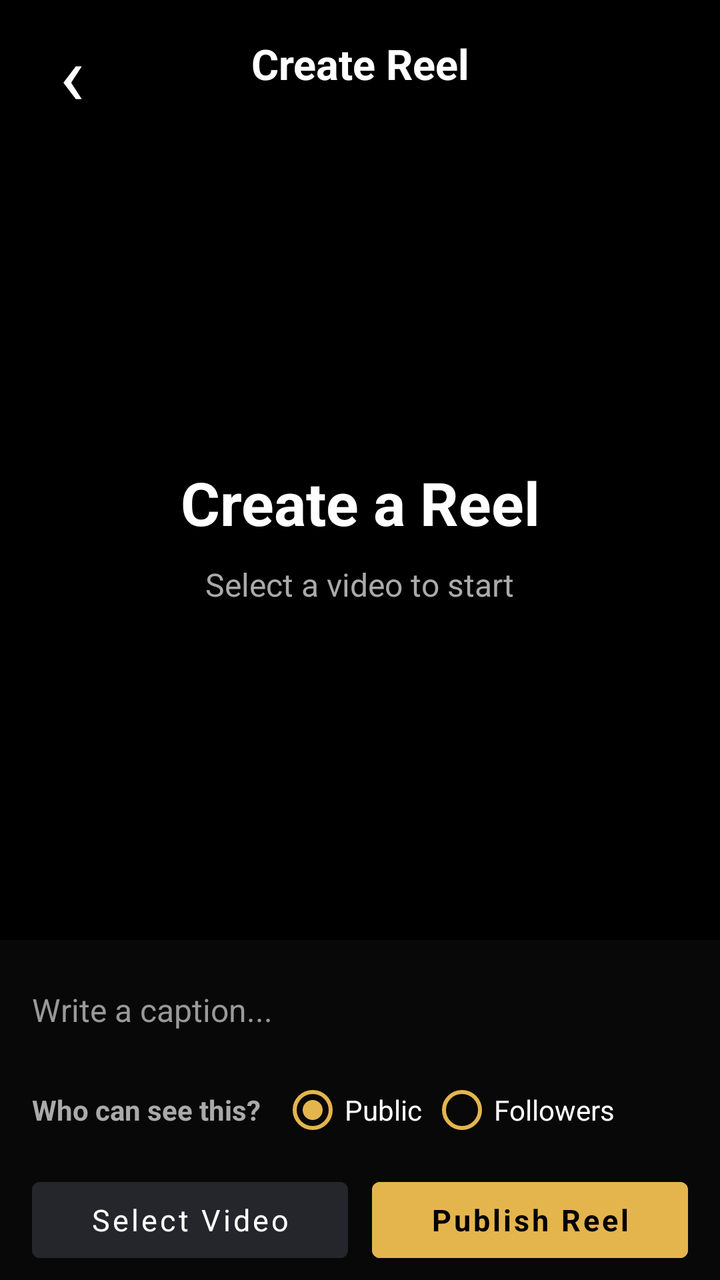
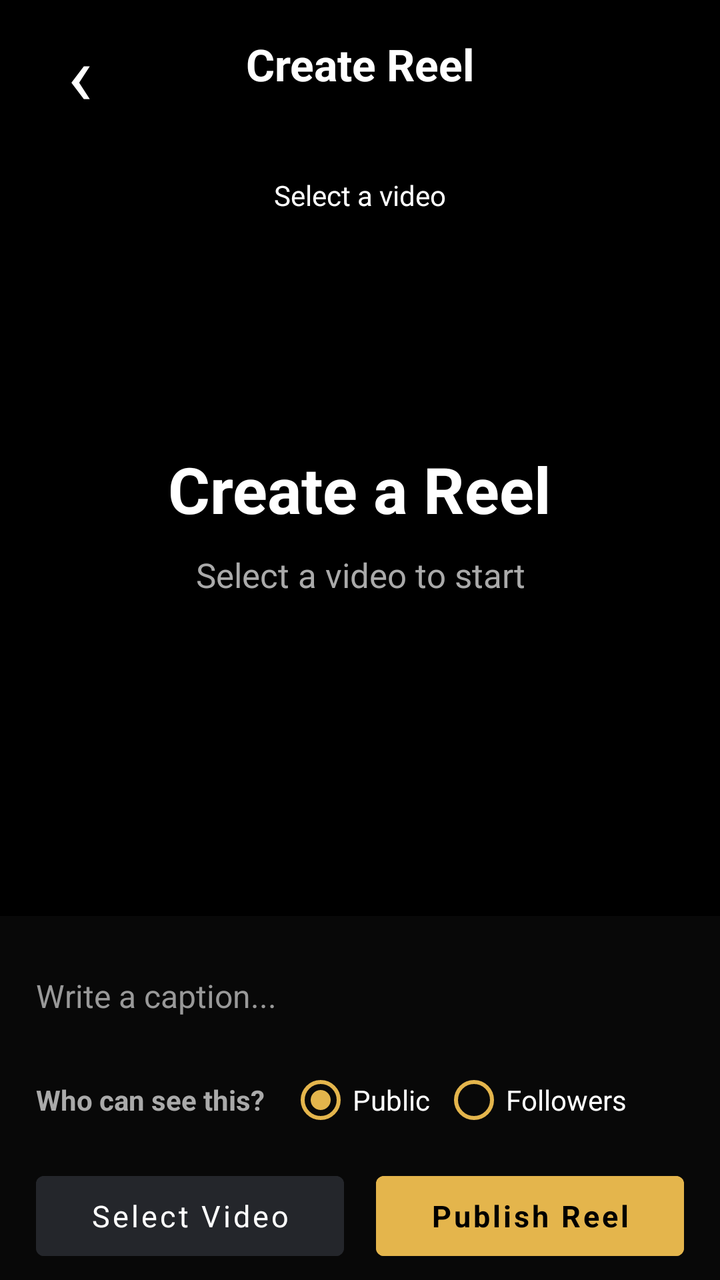

The first picture is an Android layout as it rendered before a commit; the second is the same layout after the commit. The layout source and the unified diff follow.
<!-- AndroidManifest.xml: application theme Theme.SanskritiSathi -->
<!-- res/layout/activity_reel_upload.xml -->
<?xml version="1.0" encoding="utf-8"?>
<FrameLayout
    xmlns:android="http://schemas.android.com/apk/res/android"
    android:id="@+id/reelUploadRoot"
    android:layout_width="match_parent"
    android:layout_height="match_parent"
    android:background="#000000">

    <LinearLayout
        android:layout_width="match_parent"
        android:layout_height="match_parent"
        android:orientation="vertical">

        
        <LinearLayout
            android:id="@+id/reelTopBar"
            android:layout_width="match_parent"
            android:layout_height="64dp"
            android:gravity="center_vertical"
            android:orientation="horizontal"
            android:paddingStart="12dp"
            android:paddingEnd="12dp"
            android:background="#000000">

            <TextView
                android:id="@+id/reelBackButton"
                android:layout_width="48dp"
                android:layout_height="48dp"
                android:gravity="center"
                android:text="‹"
                android:textColor="#FFFFFF"
                android:textSize="42sp"
                android:clickable="true"
                android:focusable="true"/>

            <TextView
                android:layout_width="0dp"
                android:layout_height="wrap_content"
                android:layout_weight="1"
                android:gravity="center"
                android:text="Create Reel"
                android:textColor="#FFFFFF"
                android:textSize="21sp"
                android:textStyle="bold"/>

            <View
                android:layout_width="48dp"
                android:layout_height="48dp"/>

        </LinearLayout>

        
        <FrameLayout
            android:id="@+id/videoContainer"
            android:layout_width="match_parent"
            android:layout_height="0dp"
            android:layout_weight="1"
            android:background="#000000">

            
            <VideoView
                android:id="@+id/videoPreview"
                android:layout_width="match_parent"
                android:layout_height="match_parent"
                android:visibility="gone"
                android:background="#000000"/>

            
            <LinearLayout
                android:id="@+id/emptyVideoState"
                android:layout_width="match_parent"
                android:layout_height="match_parent"
                android:gravity="center"
                android:orientation="vertical"
                android:padding="30dp"
                android:background="#000000">

                <TextView
                    android:layout_width="wrap_content"
                    android:layout_height="wrap_content"
                    android:text="Create a Reel"
                    android:textColor="#FFFFFF"
                    android:textSize="30sp"
                    android:textStyle="bold"
                    android:gravity="center"/>

                <TextView
                    android:layout_width="wrap_content"
                    android:layout_height="wrap_content"
                    android:layout_marginTop="10dp"
                    android:text="Select a video to start"
                    android:textColor="#AAAAAA"
                    android:textSize="16sp"
                    android:gravity="center"/>

            </LinearLayout>

            
            <TextView
                android:id="@+id/videoNameText"
                android:layout_width="wrap_content"
                android:layout_height="wrap_content"
                android:layout_gravity="top|center_horizontal"
                android:layout_marginTop="14dp"
                android:paddingStart="14dp"
                android:paddingEnd="14dp"
                android:paddingTop="7dp"
                android:paddingBottom="7dp"
                android:text="Video selected ✓"
                android:textColor="#FFFFFF"
                android:textSize="14sp"
                android:visibility="gone"
                android:background="#99000000"/>

        </FrameLayout>

        
        <LinearLayout
            android:id="@+id/reelBottomBar"
            android:layout_width="match_parent"
            android:layout_height="wrap_content"
            android:orientation="vertical"
            android:paddingStart="16dp"
            android:paddingEnd="16dp"
            android:paddingTop="10dp"
            android:background="#080808">

            <EditText
                android:id="@+id/captionInput"
                android:layout_width="match_parent"
                android:layout_height="50dp"
                android:background="@android:color/transparent"
                android:hint="Write a caption..."
                android:textColor="#FFFFFF"
                android:textColorHint="#999999"
                android:textSize="16sp"
                android:maxLines="2"
                android:inputType="textCapSentences|textMultiLine"/>

            <LinearLayout
                android:layout_width="match_parent"
                android:layout_height="50dp"
                android:gravity="center_vertical"
                android:orientation="horizontal">

                <TextView
                    android:layout_width="wrap_content"
                    android:layout_height="wrap_content"
                    android:text="Who can see this?"
                    android:textColor="#AAAAAA"
                    android:textSize="14sp"
                    android:textStyle="bold"/>

                <RadioButton
                    android:id="@+id/publicRadio"
                    android:layout_width="wrap_content"
                    android:layout_height="wrap_content"
                    android:layout_marginStart="10dp"
                    android:checked="true"
                    android:text="Public"
                    android:textColor="#FFFFFF"
                    android:buttonTint="#E4B54C"/>

                <RadioButton
                    android:id="@+id/followersRadio"
                    android:layout_width="wrap_content"
                    android:layout_height="wrap_content"
                    android:layout_marginStart="4dp"
                    android:text="Followers"
                    android:textColor="#FFFFFF"
                    android:buttonTint="#E4B54C"/>

            </LinearLayout>

            <ProgressBar
                android:id="@+id/uploadProgress"
                style="?android:attr/progressBarStyleHorizontal"
                android:layout_width="match_parent"
                android:layout_height="5dp"
                android:max="100"
                android:progress="0"
                android:visibility="gone"/>

            <LinearLayout
                android:layout_width="match_parent"
                android:layout_height="60dp"
                android:gravity="center_vertical"
                android:orientation="horizontal">

                <Button
                    android:id="@+id/selectVideoButton"
                    android:layout_width="0dp"
                    android:layout_height="50dp"
                    android:layout_weight="1"
                    android:layout_marginEnd="6dp"
                    android:text="Select Video"
                    android:textAllCaps="false"
                    android:textColor="#FFFFFF"
                    android:textSize="15sp"
                    android:backgroundTint="#24262B"/>

                <Button
                    android:id="@+id/publishButton"
                    android:layout_width="0dp"
                    android:layout_height="50dp"
                    android:layout_weight="1"
                    android:layout_marginStart="6dp"
                    android:text="Publish Reel"
                    android:textAllCaps="false"
                    android:textColor="#000000"
                    android:textSize="15sp"
                    android:textStyle="bold"
                    android:backgroundTint="#E4B54C"/>

            </LinearLayout>

        </LinearLayout>

    </LinearLayout>

</FrameLayout>
<!-- resources referenced by this layout -->
<resources>
  <style name="Theme.SanskritiSathi" parent="Theme.MaterialComponents.DayNight.NoActionBar">
  
          <item name="android:fontFamily">sans-serif</item>
  
          
          <item name="android:statusBarColor">#0F111A</item>
          <item name="android:windowLightStatusBar">false</item>
  
          <item name="android:navigationBarColor">#1A1D2B</item>
          <item name="android:windowLightNavigationBar">false</item>
  
          <item name="android:windowActionModeOverlay">true</item>
          <item name="android:windowNoTitle">true</item>
  
          <item name="android:windowBackground">#0F111A</item>
  
          <item name="android:textColorPrimary">#FFFFFF</item>
          <item name="android:textColorSecondary">#A0A5B5</item>
  
      </style>
</resources>

<!-- the commit's change to res/layout/activity_reel_upload.xml (unified diff, before → after) -->
@@ -15,11 +15,12 @@
         <LinearLayout
             android:id="@+id/reelTopBar"
             android:layout_width="match_parent"
-            android:layout_height="64dp"
+            android:layout_height="wrap_content"
+            android:minHeight="64dp"
             android:gravity="center_vertical"
             android:orientation="horizontal"
-            android:paddingStart="12dp"
-            android:paddingEnd="12dp"
+            android:paddingStart="16dp"
+            android:paddingEnd="16dp"
             android:background="#000000">
 
             <TextView
@@ -30,6 +31,7 @@
                 android:text="‹"
                 android:textColor="#FFFFFF"
                 android:textSize="42sp"
+                android:fontFamily="sans"
                 android:clickable="true"
                 android:focusable="true"/>
 
@@ -40,7 +42,7 @@
                 android:gravity="center"
                 android:text="Create Reel"
                 android:textColor="#FFFFFF"
-                android:textSize="21sp"
+                android:textSize="22sp"
                 android:textStyle="bold"/>
 
             <View
@@ -51,7 +53,6 @@
 
         
         <FrameLayout
-            android:id="@+id/videoContainer"
             android:layout_width="match_parent"
             android:layout_height="0dp"
             android:layout_weight="1"
@@ -62,6 +63,7 @@
                 android:id="@+id/videoPreview"
                 android:layout_width="match_parent"
                 android:layout_height="match_parent"
+                android:layout_gravity="center"
                 android:visibility="gone"
                 android:background="#000000"/>
 
@@ -72,7 +74,7 @@
                 android:layout_height="match_parent"
                 android:gravity="center"
                 android:orientation="vertical"
-                android:padding="30dp"
+                android:padding="32dp"
                 android:background="#000000">
 
                 <TextView
@@ -80,7 +82,7 @@
                     android:layout_height="wrap_content"
                     android:text="Create a Reel"
                     android:textColor="#FFFFFF"
-                    android:textSize="30sp"
+                    android:textSize="32sp"
                     android:textStyle="bold"
                     android:gravity="center"/>
 
@@ -90,7 +92,7 @@
                     android:layout_marginTop="10dp"
                     android:text="Select a video to start"
                     android:textColor="#AAAAAA"
-                    android:textSize="16sp"
+                    android:textSize="17sp"
                     android:gravity="center"/>
 
             </LinearLayout>
@@ -101,16 +103,15 @@
                 android:layout_width="wrap_content"
                 android:layout_height="wrap_content"
                 android:layout_gravity="top|center_horizontal"
-                android:layout_marginTop="14dp"
+                android:layout_marginTop="16dp"
                 android:paddingStart="14dp"
                 android:paddingEnd="14dp"
-                android:paddingTop="7dp"
-                android:paddingBottom="7dp"
-                android:text="Video selected ✓"
+                android:paddingTop="8dp"
+                android:paddingBottom="8dp"
+                android:text="Select a video"
                 android:textColor="#FFFFFF"
                 android:textSize="14sp"
-                android:visibility="gone"
-                android:background="#99000000"/>
+                android:background="#66000000"/>
 
         </FrameLayout>
 
@@ -120,15 +121,15 @@
             android:layout_width="match_parent"
             android:layout_height="wrap_content"
             android:orientation="vertical"
-            android:paddingStart="16dp"
-            android:paddingEnd="16dp"
-            android:paddingTop="10dp"
+            android:paddingStart="18dp"
+            android:paddingEnd="18dp"
+            android:paddingTop="14dp"
             android:background="#080808">
 
             <EditText
                 android:id="@+id/captionInput"
                 android:layout_width="match_parent"
-                android:layout_height="50dp"
+                android:layout_height="52dp"
                 android:background="@android:color/transparent"
                 android:hint="Write a caption..."
                 android:textColor="#FFFFFF"
@@ -139,7 +140,7 @@
 
             <LinearLayout
                 android:layout_width="match_parent"
-                android:layout_height="50dp"
+                android:layout_height="52dp"
                 android:gravity="center_vertical"
                 android:orientation="horizontal">
 
@@ -155,7 +156,7 @@
                     android:id="@+id/publicRadio"
                     android:layout_width="wrap_content"
                     android:layout_height="wrap_content"
-                    android:layout_marginStart="10dp"
+                    android:layout_marginStart="12dp"
                     android:checked="true"
                     android:text="Public"
                     android:textColor="#FFFFFF"
@@ -165,7 +166,7 @@
                     android:id="@+id/followersRadio"
                     android:layout_width="wrap_content"
                     android:layout_height="wrap_content"
-                    android:layout_marginStart="4dp"
+                    android:layout_marginStart="6dp"
                     android:text="Followers"
                     android:textColor="#FFFFFF"
                     android:buttonTint="#E4B54C"/>
@@ -183,16 +184,16 @@
 
             <LinearLayout
                 android:layout_width="match_parent"
-                android:layout_height="60dp"
+                android:layout_height="64dp"
                 android:gravity="center_vertical"
                 android:orientation="horizontal">
 
                 <Button
                     android:id="@+id/selectVideoButton"
                     android:layout_width="0dp"
-                    android:layout_height="50dp"
+                    android:layout_height="52dp"
                     android:layout_weight="1"
-                    android:layout_marginEnd="6dp"
+                    android:layout_marginEnd="8dp"
                     android:text="Select Video"
                     android:textAllCaps="false"
                     android:textColor="#FFFFFF"
@@ -202,9 +203,9 @@
                 <Button
                     android:id="@+id/publishButton"
                     android:layout_width="0dp"
-                    android:layout_height="50dp"
+                    android:layout_height="52dp"
                     android:layout_weight="1"
-                    android:layout_marginStart="6dp"
+                    android:layout_marginStart="8dp"
                     android:text="Publish Reel"
                     android:textAllCaps="false"
                     android:textColor="#000000"
